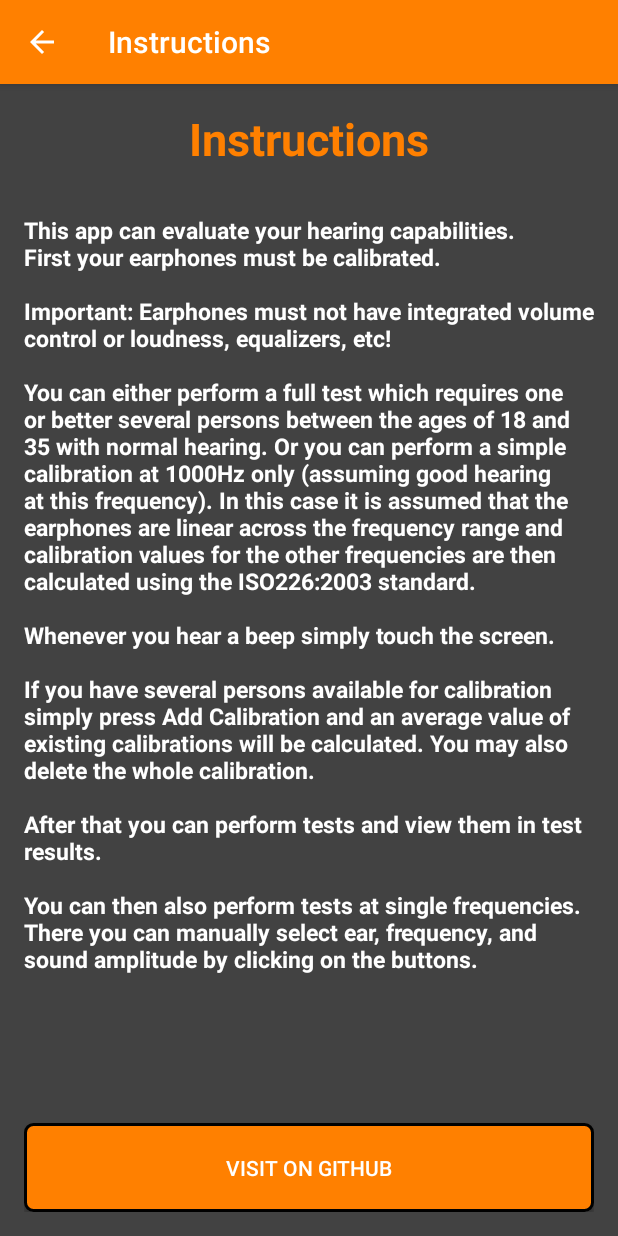
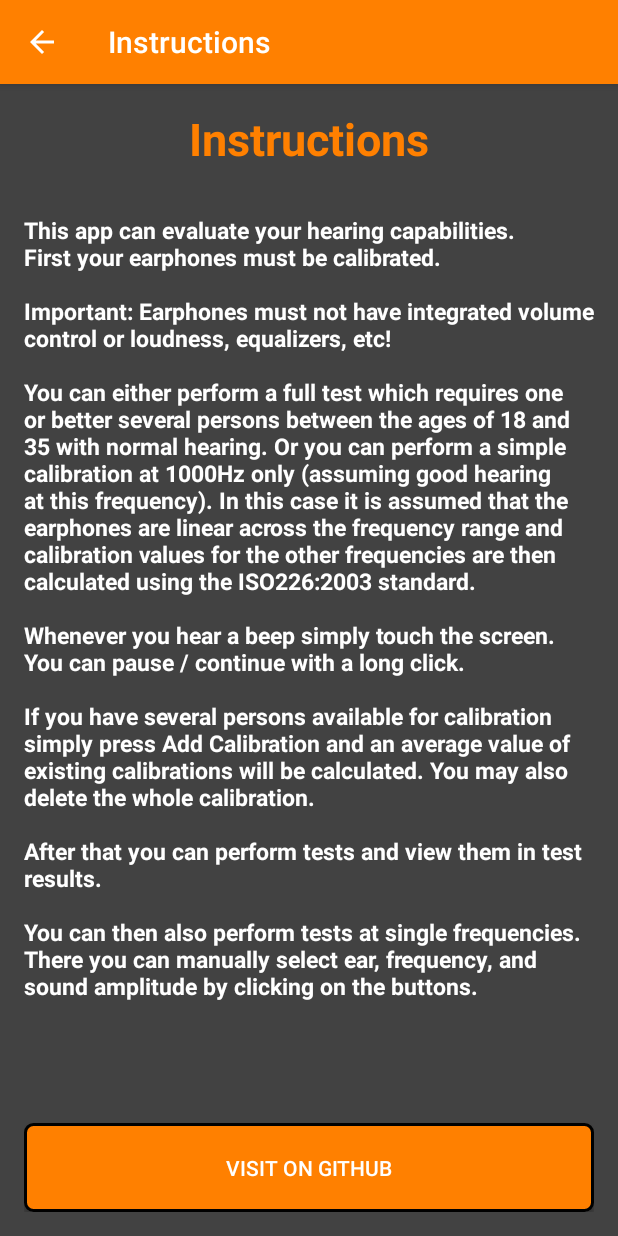
Before and after one commit to woheller69/audiometry, an Android app: the screen it shows after launch (Info), after a tap on "INSTRUCTIONS", on a phone screen of 412 x 824 dp. Run offline under Robolectric (Android 15) with nearby library versions, the phone set to English and light mode, and no system bars; libraries missing offline, so code that uses them is left out: net.lingala.zip4j.

Commit message:
Update to V1.6 Update to targetSDK 31 Remove permission RECORD_AUDIO Update instructions and fastlane Continue paused test also with longClick Fix bug: reload test data after test is deleted

```diff
--- a/app/src/main/AndroidManifest.xml
+++ b/app/src/main/AndroidManifest.xml
@@ -6,7 +6,6 @@
     android:versionCode="1"
     android:versionName="1.0">
 
-    <uses-permission android:name="android.permission.RECORD_AUDIO" />
     <uses-permission android:name="android.permission.READ_EXTERNAL_STORAGE" />
     <uses-permission android:name="android.permission.WRITE_EXTERNAL_STORAGE" />
 
@@ -18,8 +17,8 @@
         android:theme="@style/AppTheme" >
         <activity
             android:name="MainActivity"
-            android:label="@string/app_name"
-            android:screenOrientation="portrait" >
+            android:screenOrientation="portrait"
+            android:exported="true">
             <intent-filter>
                 <action android:name="android.intent.action.MAIN" />
 
--- a/app/src/main/java/org/woheller69/audiometry/MainActivity.java
+++ b/app/src/main/java/org/woheller69/audiometry/MainActivity.java
@@ -41,7 +41,6 @@ public class MainActivity extends AppCompatActivity {
         getSupportActionBar().getThemedContext();
         getWindow().addFlags(WindowManager.LayoutParams.FLAG_DRAWS_SYSTEM_BAR_BACKGROUNDS);
         getWindow().setStatusBarColor(getResources().getColor(R.color.primary_dark,getTheme()));
-        requestPermissions( new String[]{Manifest.permission.RECORD_AUDIO},1);
         checkShowInvisibleButtons();
 
         mRestore = registerForActivityResult(
@@ -169,7 +168,6 @@ public class MainActivity extends AppCompatActivity {
                 } else {
                     if (Build.VERSION.SDK_INT >= Build.VERSION_CODES.R) {
                         Intent intent = new Intent(Intent.ACTION_OPEN_DOCUMENT);
-                        intent.putExtra(DocumentsContract.EXTRA_INITIAL_URI, this.getExternalFilesDir(DIRECTORY_DOCUMENTS));
                         intent.setType("application/zip");
                         mRestore.launch(intent);
                     } else {
--- a/app/src/main/java/org/woheller69/audiometry/PerformTest.java
+++ b/app/src/main/java/org/woheller69/audiometry/PerformTest.java
@@ -116,8 +116,8 @@ public class PerformTest extends AppCompatActivity implements GestureDetector.On
 
     @Override
     public void onLongPress(MotionEvent e) {
-        paused = true;
-        progressView.setText(getString(R.string.test_paused));
+        paused = !paused;
+        progressView.setText(paused ? getString(R.string.test_paused) : getString(R.string.test_running));
     }
 
     @Override
--- a/app/src/main/res/values/strings.xml
+++ b/app/src/main/res/values/strings.xml
@@ -25,7 +25,7 @@
     <string name="button_singlestart">Test single frequency</string>
     <string name="no_test_results">No test results available. Please take a test, then return to this page.</string>
     <string name="chart_description">Hearing Thresholds (dB HL)</string>
-    <string name="instructions">This app can evaluate your hearing capabilities.\nFirst your earphones must be calibrated. \n\nImportant: Earphones must not have integrated volume control or loudness, equalizers, etc! \n\nYou can either perform a full test which requires one or better several persons between the ages of 18 and 35 with normal hearing. Or you can perform a simple calibration at 1000Hz only (assuming good hearing at this frequency). In this case it is assumed that the earphones are linear across the frequency range and calibration values for the other frequencies are then calculated using the ISO226:2003 standard.\n\nWhenever you hear a beep simply touch the screen.\n\nIf you have several persons available for calibration simply press "Add Calibration" and an average value of existing calibrations will be calculated. You may also delete the whole calibration.\n\nAfter that you can perform tests and view them in test results.\n\nYou can then also perform tests at single frequencies. There you can manually select ear, frequency, and sound amplitude by clicking on the buttons.</string>
+    <string name="instructions">This app can evaluate your hearing capabilities.\nFirst your earphones must be calibrated. \n\nImportant: Earphones must not have integrated volume control or loudness, equalizers, etc! \n\nYou can either perform a full test which requires one or better several persons between the ages of 18 and 35 with normal hearing. Or you can perform a simple calibration at 1000Hz only (assuming good hearing at this frequency). In this case it is assumed that the earphones are linear across the frequency range and calibration values for the other frequencies are then calculated using the ISO226:2003 standard.\n\nWhenever you hear a beep simply touch the screen. You can pause / continue with a long click.\n\nIf you have several persons available for calibration simply press "Add Calibration" and an average value of existing calibrations will be calculated. You may also delete the whole calibration.\n\nAfter that you can perform tests and view them in test results.\n\nYou can then also perform tests at single frequencies. There you can manually select ear, frequency, and sound amplitude by clicking on the buttons.</string>
     <string name="title_activity_performSingleTest">Set parameters manually</string>
     <string name="dialog_OK_button">OK</string>
     <string name="dialog_NO_button">NO</string>
@@ -33,7 +33,7 @@
     <string name="dialog_StarOnGitHub">Do you like this app? Please star it on GitHub!</string>
     <string name="visit_on_github">Visit on GitHub</string>
     <string name="main_restore">Restore Data from Documents folder</string>
-    <string name="main_restore_message">Restore Data from Documents folder. Select hEARtest.zip if needed!</string>
+    <string name="main_restore_message">Restore Data from Documents folder. Open folder \'Documents\' and select hEARtest.zip if needed!</string>
     <string name="main_backup">Backup Data to Documents folder</string>
     <string name="permission_required">Permission required</string>
     <string name="permission_message">%s needs access to external storage. Please accept permission and try again.</string>
--- a/settings.gradle
+++ b/settings.gradle
@@ -1,2 +1,2 @@
 include ':app'
-rootProject.name = "hEARTest"
+rootProject.name = "hEARtest"
```
Also changed, not shown: app/build.gradle (+4 -4 lines), app/src/main/java/org/woheller69/audiometry/TestData.java (+6 -1 lines), 5 other files.
